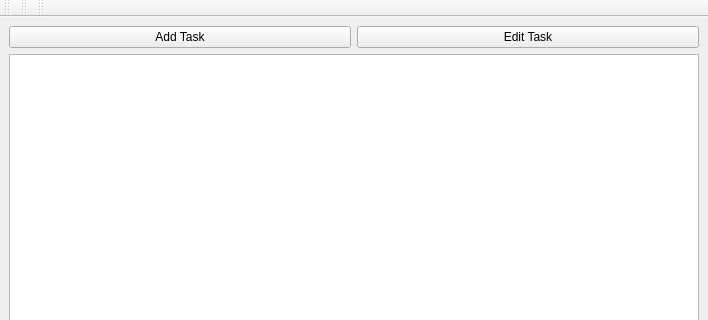
This is ui/mainwindow.ui in shawnlong636/TaskAssigner as Qt 5 draws it before an edit; both pictures show x 0 to 708 and y 0 to 320 of the 708 by 600 pixel window. The edited form follows.
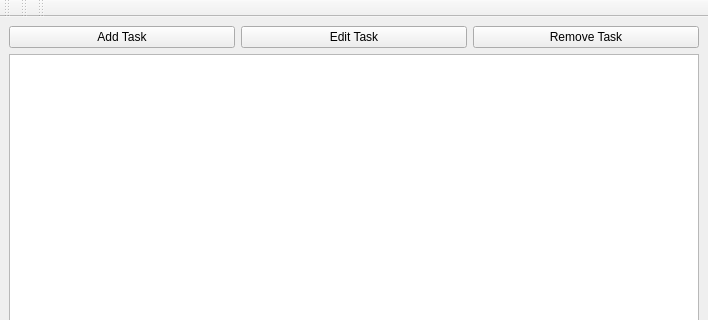
This is the edited form.

Commit message: Created RemoveButton

```diff
--- a/ui/mainwindow.ui
+++ b/ui/mainwindow.ui
@@ -31,6 +31,13 @@
         </property>
        </widget>
       </item>
+      <item>
+       <widget class="QPushButton" name="RemoveButton">
+        <property name="text">
+         <string>Remove Task</string>
+        </property>
+       </widget>
+      </item>
      </layout>
     </item>
     <item>
```
